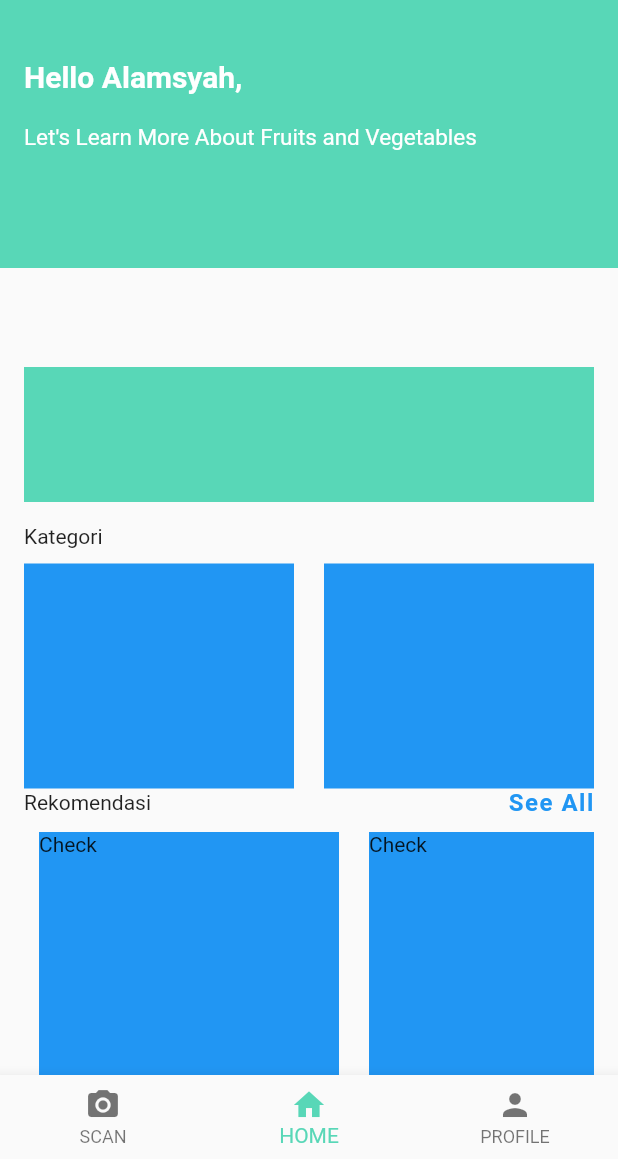
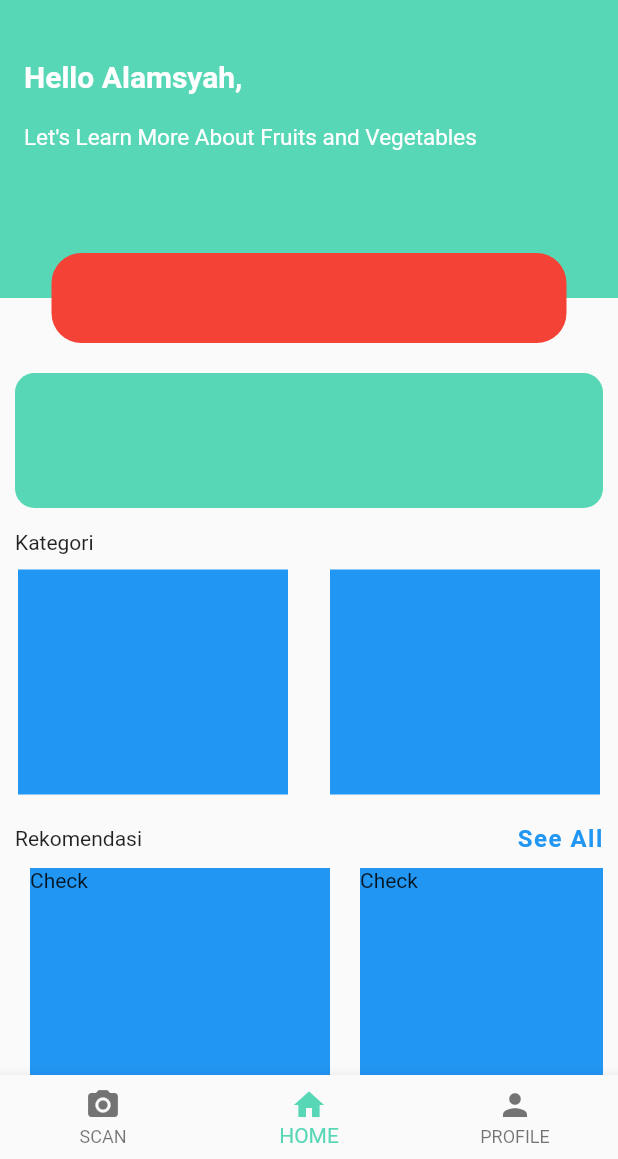
Before and after one commit to Madd-G/nutria_old, a Flutter app: the screen it shows after launch, on a phone screen of 412 x 824 dp, the part 77-1236 px from its top. Run offline on Flutter 3.47's test engine with Material 2 defaults, Android fonts, the phone set to English and light mode, and no system bars; our stand-ins replace dropdown_search, get.

Commit message:
fixed stack and positioned

```diff
--- a/lib/components/recommendation_carousel.dart
+++ b/lib/components/recommendation_carousel.dart
@@ -12,9 +12,9 @@ class RecommendationCarousel extends StatelessWidget {
       Row(
         mainAxisAlignment: MainAxisAlignment.spaceBetween,
         children: [
-          Align(
+          const Align(
             alignment: Alignment.centerLeft,
-            child: const Text(
+            child: Text(
               'Rekomendasi',
             ),
           ),
@@ -32,8 +32,8 @@ class RecommendationCarousel extends StatelessWidget {
           ),
         ],
       ),
-      Container(
-          height: 300.0,
+      SizedBox(
+          height: 200.0,
           child: ListView.builder(
               scrollDirection: Axis.horizontal,
               itemCount: recommendations.length,
--- a/lib/views/home_screen.dart
+++ b/lib/views/home_screen.dart
@@ -1,23 +1,21 @@
 import 'package:flutter/material.dart';
 import 'package:get/get.dart';
 import 'package:nutria/components/recommendation_carousel.dart';
-import 'package:nutria/views/camera_screen.dart';
-import 'package:nutria/views/profile_screen.dart';
 
 class HomeScreen extends StatelessWidget {
   HomeScreen({Key? key}) : super(key: key);
 
-
-
   @override
   Widget build(BuildContext context) {
+    var width = MediaQuery.of(context).size.width;
     return Scaffold(
       body: SingleChildScrollView(
-        child: Column(
+        child: Stack(
+          children: [ Column(
             children: [
               Container(
                 color: Theme.of(context).colorScheme.primary,
-              height: 230,
+                height: 250,
                 width: double.infinity,
                 child: Padding(
                   padding: const EdgeInsets.all(16.0),
@@ -25,12 +23,14 @@ class HomeScreen extends StatelessWidget {
                     crossAxisAlignment: CrossAxisAlignment.start,
                     children: const [
                       Center(
+                          child: SafeArea(
                         child: Text(
                           'Nutria',
                           style: TextStyle(
                               color: Colors.white,
                               fontSize: 30.0,
                               fontWeight: FontWeight.w700),
+                        ),
                       )),
                       SizedBox(
                         height: 40.0,
@@ -54,16 +54,19 @@ class HomeScreen extends StatelessWidget {
                 ),
               ),
               const SizedBox(
-              height: 50.0,
+                height: 40.0,
               ),
               Padding(
-              padding: const EdgeInsets.all(16.0),
+                padding: const EdgeInsets.all(10.0),
                 child: Column(
                   children: [
-                  Container(
+                    ClipRRect(
+                      borderRadius: BorderRadius.circular(13.0),
+                      child: Container(
                         height: 90.0,
                         width: double.infinity,
                         color: Theme.of(context).colorScheme.primary,
+                      ),
                     ),
                     const SizedBox(
                       height: 15.0,
@@ -93,12 +96,36 @@ class HomeScreen extends StatelessWidget {
                         ),
                       ],
                     ),
-                  RecommendationCarousel(),
+                    const SizedBox(
+                      height: 20.0,
+                    ),
+                    const RecommendationCarousel(),
                   ],
                 ),
               )
             ],
           ),
+            Positioned(
+              top: 220,
+              left: MediaQuery.of(context).size.width/12,
+              right: MediaQuery.of(context).size.width/12,
+              // right: width/2,
+              // left: -175,
+              child: GestureDetector(
+                onTap: () => Get.toNamed('/login_screen'),
+                child: Container(
+                  height: 60.0,
+                  width: 300.0,
+                  decoration:  BoxDecoration(
+                      color: Colors.red,
+                    borderRadius: BorderRadius.circular(20.0)
+                  ),
+                ),
+              ),
+            ),
+    ],
+
+        ),
       ),
     );
   }
```
Lines whose indentation alone changed are shown as unchanged.
